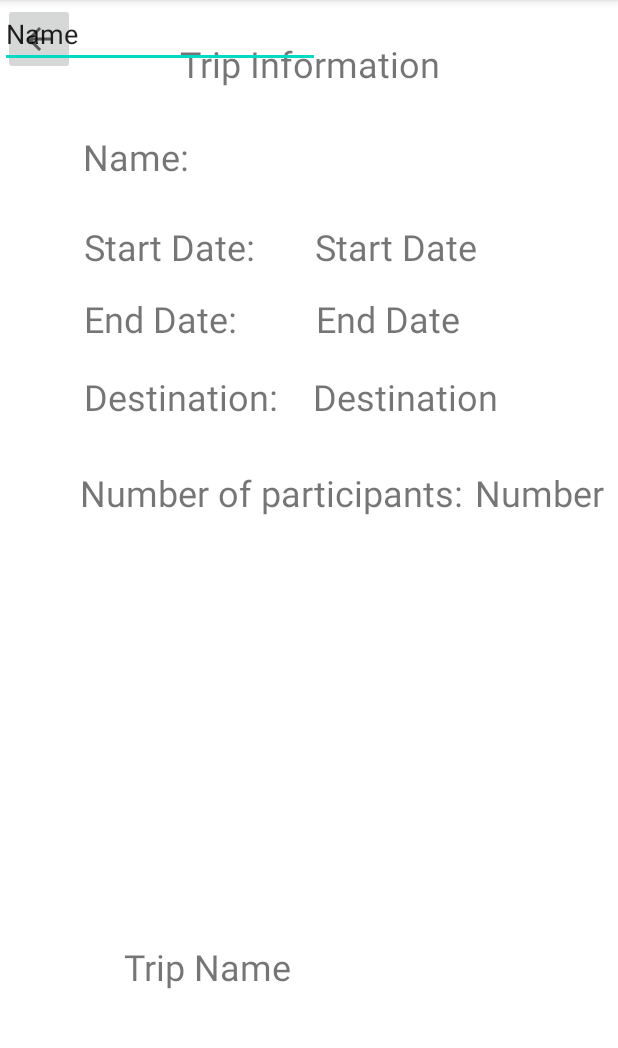
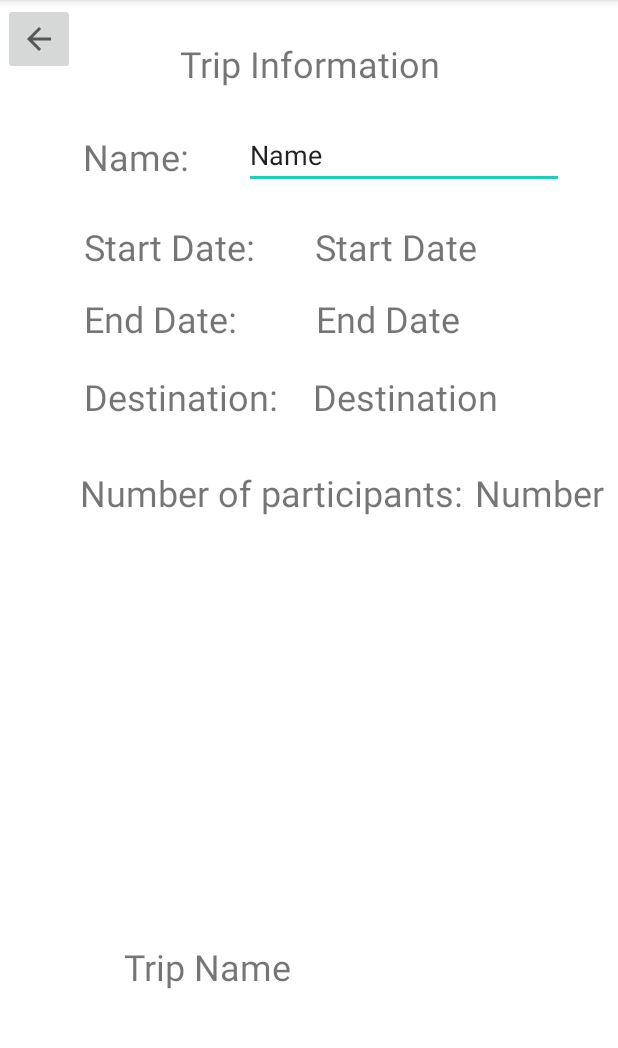
Before and after one commit to tonibosch/PlanVenture-App, an Android app: the TripInformationActivity screen opened directly, with no data from a screen before it, on a phone screen of 412 x 824 dp, the part 84-1132 px from its top. Run offline under Robolectric (Android 15) with nearby library versions, the phone set to English and light mode, and no system bars.

```diff
--- a/app/src/main/java/com/example/planventure/TripInformationActivity.kt
+++ b/app/src/main/java/com/example/planventure/TripInformationActivity.kt
@@ -3,22 +3,23 @@ package com.example.planventure
 import androidx.appcompat.app.AppCompatActivity
 import android.os.Bundle
 import android.widget.Button
+import android.widget.ImageButton
 
 class TripInformationActivity : AppCompatActivity() {
 
-    private lateinit var backButton: Button
+    private lateinit var backButton: ImageButton
 
     override fun onCreate(savedInstanceState: Bundle?) {
         super.onCreate(savedInstanceState)
         setContentView(R.layout.activity_trip_information)
 
-/*
+
         backButton = findViewById(R.id.backButton_TripInfo)
 
 
         backButton.setOnClickListener{
             this.finish()
         }
-         */
+
     }
 }
--- a/app/src/main/java/com/example/planventure/service/TripService.kt
+++ b/app/src/main/java/com/example/planventure/service/TripService.kt
@@ -55,6 +55,9 @@ class TripService(
         tripRepository.alterTripById(t.getId().toInt(), t)
     }
 
+    /**
+     * use it carefully, since it returns a list due to the fact that the name is no primary key and hence not unique
+     */
     fun getTripsByName(name: String): List<Trip> {
         return tripRepository.getTripsByName(name)
     }
--- a/app/src/main/res/layout/activity_trip_information.xml
+++ b/app/src/main/res/layout/activity_trip_information.xml
@@ -155,7 +155,9 @@
         android:ems="10"
         android:inputType="text"
         android:text="Name"
-        tools:layout_editor_absoluteX="158dp"
-        tools:layout_editor_absoluteY="75dp" />
+        app:layout_constraintBottom_toTopOf="@+id/startDate"
+        app:layout_constraintEnd_toEndOf="parent"
+        app:layout_constraintStart_toEndOf="@+id/textView4"
+        app:layout_constraintTop_toBottomOf="@+id/tripInformationHeader" />
 
 </androidx.constraintlayout.widget.ConstraintLayout>
```
Also changed, not shown: 2 other files.
